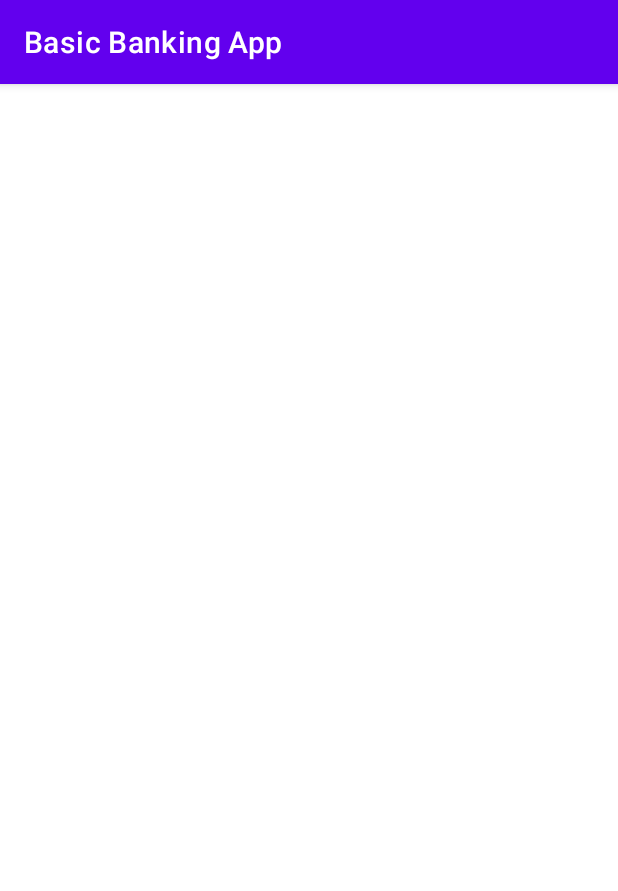
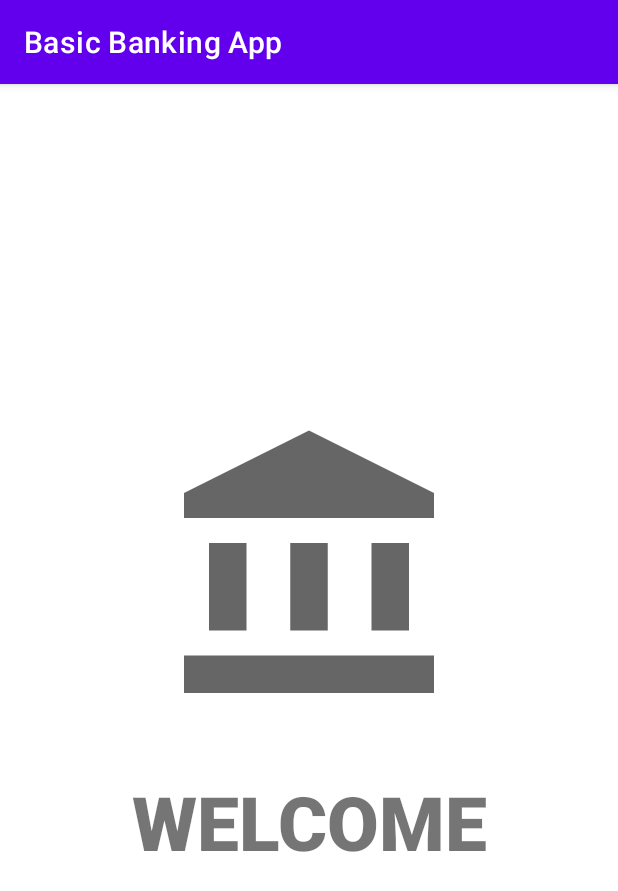
Before and after one commit to Crackmindedsk/BasicBankApp, an Android app: the MainActivity screen opened directly, with no data from a screen before it, on a phone screen of 412 x 824 dp. Shown: the top 891 px of the screen. Run offline under Robolectric (Android 15) with nearby library versions, the phone set to English and light mode, and no system bars.

Commit message:
start page edited

```diff
--- a/app/src/main/java/sharlene/work/basicbankingapp/RecieverActivity.kt
+++ b/app/src/main/java/sharlene/work/basicbankingapp/RecieverActivity.kt
@@ -92,6 +92,8 @@ class RecieverActivity : AppCompatActivity() {
             BankDbHelper(this).insertTransferData(Name, recieverName!!, transferAmt!!, "SUCCESSFUL")
             Toast.makeText(this, "Transaction Successful", Toast.LENGTH_LONG).show()
             //successfull splash
+            startActivity(Intent(this,MainActivity::class.java))
+            finish()
         }
     }
 
--- a/app/src/main/res/layout/activity_main.xml
+++ b/app/src/main/res/layout/activity_main.xml
@@ -1,5 +1,5 @@
 <?xml version="1.0" encoding="utf-8"?>
-<LinearLayout
+<RelativeLayout
     xmlns:android="http://schemas.android.com/apk/res/android"
     xmlns:tools="http://schemas.android.com/tools"
     android:layout_width="match_parent"
@@ -7,4 +7,25 @@
     tools:context=".MainActivity"
     android:gravity="center">
 
-</LinearLayout>
+    <ImageView
+        android:id="@+id/bank"
+        android:layout_width="200dp"
+        android:layout_height="200dp"
+        android:layout_centerHorizontal="true"
+        android:src="@drawable/ic_bank_account" />
+
+    <TextView
+        android:layout_width="match_parent"
+        android:layout_height="wrap_content"
+        android:padding="20dp"
+        android:text="WELCOME"
+        android:layout_gravity="center"
+        android:gravity="center"
+        android:textSize="50dp"
+        android:textStyle="bold"
+        android:layout_marginTop="15dp"
+        android:fontFamily="sans-serif-medium"
+        android:id="@+id/welcome"
+        android:layout_below="@id/bank"/>
+
+</RelativeLayout>
```
